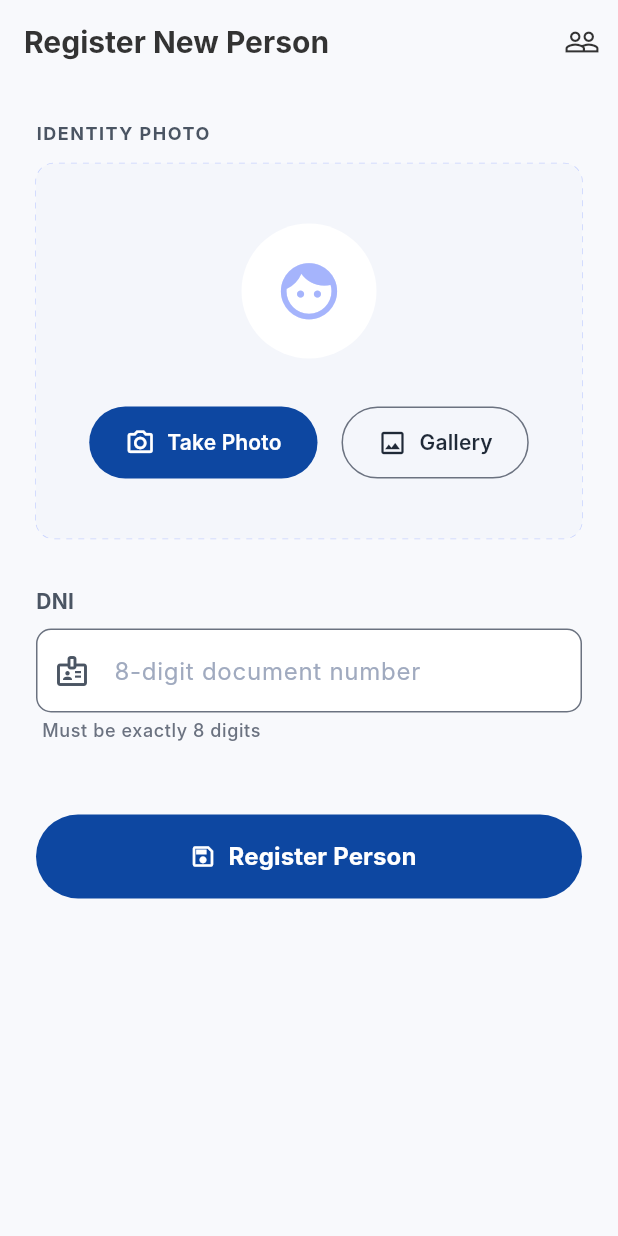
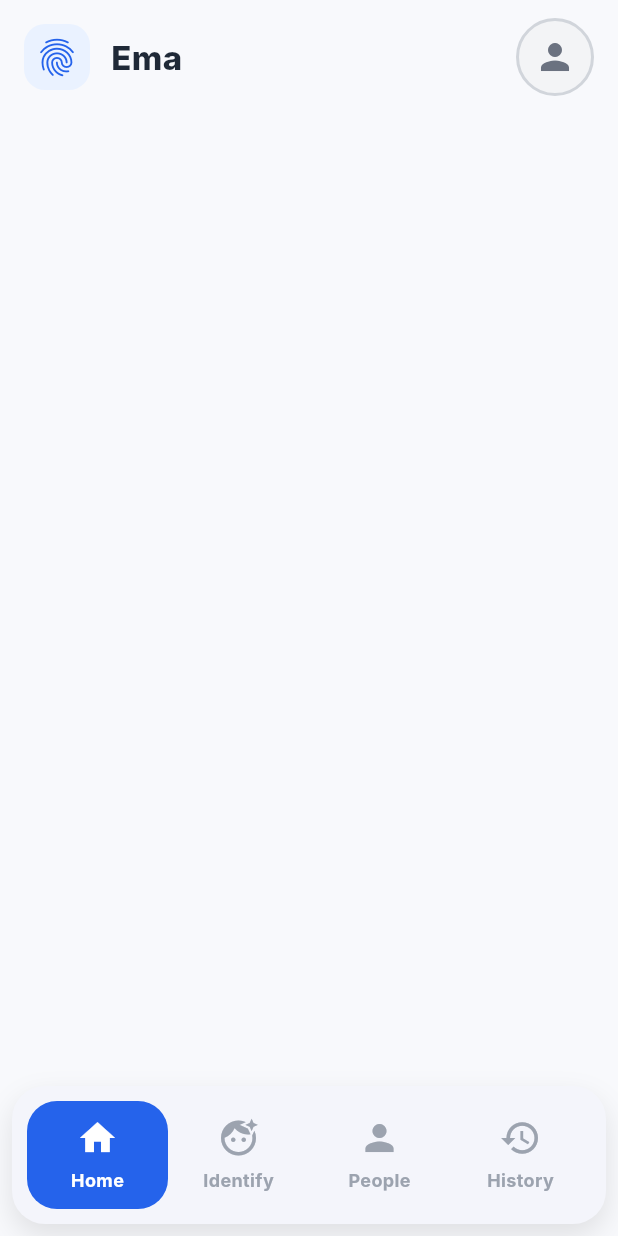
Before and after one commit to zGIKS/ema-flutter, a Flutter app: the screen it shows after launch, on a phone screen of 412 x 824 dp. Run offline on Flutter 3.47's test engine with Material 3 defaults, Android fonts, the phone set to English and light mode, and no system bars; our stand-ins replace dio, equatable, flutter_bloc, flutter_dotenv, image_picker; Roboto replaces fonts that are missing (Inter).

Commit message:
feat: add identity home screen with bottom navigation and app header

```diff
--- /dev/null
+++ b/lib/app/identity/interfaces/pages/home/home.screen.dart
@@ -0,0 +1,51 @@
+import 'package:flutter/material.dart';
+import '../../../../shared/interfaces/widgets/ema_app_header.widget.dart';
+import '../../../../shared/interfaces/widgets/ema_bottom_navigation.widget.dart';
+import '../register_person/register_person.screen.dart';
+import '../registered_persons/registered_persons.screen.dart';
+
+class IdentityHomeScreen extends StatefulWidget {
+  const IdentityHomeScreen({super.key});
+
+  @override
+  State<IdentityHomeScreen> createState() => _IdentityHomeScreenState();
+}
+
+class _IdentityHomeScreenState extends State<IdentityHomeScreen> {
+  int _selectedIndex = 0;
+
+  void _onBottomNavTap(int index) {
+    setState(() => _selectedIndex = index);
+
+    if (index == 1) {
+      Navigator.of(context).push(
+        MaterialPageRoute(builder: (_) => const RegisterPersonScreen()),
+      );
+      return;
+    }
+
+    if (index == 2) {
+      Navigator.of(context).push(
+        MaterialPageRoute(builder: (_) => const RegisteredPersonsScreen()),
+      );
+      return;
+    }
+  }
+
+  @override
+  Widget build(BuildContext context) {
+    return Scaffold(
+      backgroundColor: const Color(0xFFF8F9FC),
+      body: Column(
+        children: [
+          const EmaAppHeaderWidget(),
+          const Expanded(child: SizedBox.expand()),
+          EmaBottomNavigationWidget(
+            selectedIndex: _selectedIndex,
+            onTap: _onBottomNavTap,
+          ),
+        ],
+      ),
+    );
+  }
+}
--- /dev/null
+++ b/lib/app/shared/interfaces/widgets/ema_app_header.widget.dart
@@ -0,0 +1,57 @@
+import 'package:flutter/material.dart';
+
+class EmaAppHeaderWidget extends StatelessWidget {
+  const EmaAppHeaderWidget({super.key});
+
+  @override
+  Widget build(BuildContext context) {
+    return SafeArea(
+      bottom: false,
+      child: Padding(
+        padding: const EdgeInsets.fromLTRB(16, 12, 16, 12),
+        child: Row(
+          children: [
+            Container(
+              width: 44,
+              height: 44,
+              decoration: BoxDecoration(
+                color: const Color(0xFFEAF2FF),
+                borderRadius: BorderRadius.circular(14),
+              ),
+              child: const Icon(
+                Icons.fingerprint,
+                color: Color(0xFF2563EB),
+                size: 30,
+              ),
+            ),
+            const SizedBox(width: 14),
+            const Expanded(
+              child: Text(
+                'Ema',
+                style: TextStyle(
+                  fontSize: 22,
+                  fontWeight: FontWeight.w800,
+                  color: Color(0xFF1F2937),
+                ),
+              ),
+            ),
+            Container(
+              width: 52,
+              height: 52,
+              decoration: BoxDecoration(
+                shape: BoxShape.circle,
+                border: Border.all(color: const Color(0xFFD1D5DB), width: 2),
+                color: const Color(0xFFF3F4F6),
+              ),
+              child: const Icon(
+                Icons.person,
+                color: Color(0xFF6B7280),
+                size: 28,
+              ),
+            ),
+          ],
+        ),
+      ),
+    );
+  }
+}
--- /dev/null
+++ b/lib/app/shared/interfaces/widgets/ema_bottom_navigation.widget.dart
@@ -0,0 +1,94 @@
+import 'package:flutter/material.dart';
+
+class EmaBottomNavigationWidget extends StatelessWidget {
+  final int selectedIndex;
+  final ValueChanged<int> onTap;
+
+  const EmaBottomNavigationWidget({
+    super.key,
+    required this.selectedIndex,
+    required this.onTap,
+  });
+
+  @override
+  Widget build(BuildContext context) {
+    final items = <_EmaBottomNavigationItem>[
+      const _EmaBottomNavigationItem(label: 'Home', icon: Icons.home),
+      const _EmaBottomNavigationItem(label: 'Identify', icon: Icons.face_retouching_natural),
+      const _EmaBottomNavigationItem(label: 'People', icon: Icons.person),
+      const _EmaBottomNavigationItem(label: 'History', icon: Icons.history),
+    ];
+
+    return SafeArea(
+      top: false,
+      child: Padding(
+        padding: const EdgeInsets.fromLTRB(8, 0, 8, 8),
+        child: Container(
+          padding: const EdgeInsets.all(10),
+          decoration: BoxDecoration(
+            color: const Color(0xFFF4F5FB),
+            borderRadius: BorderRadius.circular(22),
+            boxShadow: const [
+              BoxShadow(
+                color: Color(0x1A000000),
+                blurRadius: 16,
+                offset: Offset(0, 8),
+              ),
+            ],
+          ),
+          child: Row(
+            children: List.generate(items.length, (index) {
+              final item = items[index];
+              final isSelected = index == selectedIndex;
+
+              return Expanded(
+                child: InkWell(
+                  borderRadius: BorderRadius.circular(20),
+                  onTap: () => onTap(index),
+                  child: AnimatedContainer(
+                    duration: const Duration(milliseconds: 180),
+                    curve: Curves.easeOut,
+                    height: 72,
+                    decoration: BoxDecoration(
+                      color: isSelected ? const Color(0xFF2563EB) : Colors.transparent,
+                      borderRadius: BorderRadius.circular(20),
+                    ),
+                    child: Column(
+                      mainAxisAlignment: MainAxisAlignment.center,
+                      children: [
+                        Icon(
+                          item.icon,
+                          color: isSelected ? Colors.white : const Color(0xFF9CA3AF),
+                          size: 28,
+                        ),
+                        const SizedBox(height: 6),
+                        Text(
+                          item.label,
+                          style: TextStyle(
+                            fontSize: 12,
+                            fontWeight: FontWeight.w700,
+                            color: isSelected ? Colors.white : const Color(0xFF9CA3AF),
+                          ),
+                        ),
+                      ],
+                    ),
+                  ),
+                ),
+              );
+            }),
+          ),
+        ),
+      ),
+    );
+  }
+}
+
+class _EmaBottomNavigationItem {
+  final String label;
+  final IconData icon;
+
+  const _EmaBottomNavigationItem({
+    required this.label,
+    required this.icon,
+  });
+}
--- a/lib/main.dart
+++ b/lib/main.dart
@@ -1,6 +1,6 @@
 import 'package:flutter/material.dart';
 import 'package:flutter_dotenv/flutter_dotenv.dart';
-import 'app/identity/interfaces/pages/register_person/register_person.screen.dart';
+import 'app/identity/interfaces/pages/home/home.screen.dart';
 
 void main() async {
   WidgetsFlutterBinding.ensureInitialized();
@@ -18,14 +18,14 @@ class MyApp extends StatelessWidget {
   @override
   Widget build(BuildContext context) {
     return MaterialApp(
-      title: 'EMA App',
+      title: 'Ema',
       debugShowCheckedModeBanner: false,
       theme: ThemeData(
         colorScheme: ColorScheme.fromSeed(seedColor: const Color(0xFF0D47A1)),
         useMaterial3: true,
         fontFamily: 'Inter', // Assuming standard font, default material is fine too.
       ),
-      home: const RegisterPersonScreen(),
+      home: const IdentityHomeScreen(),
     );
   }
 }
```
Also changed, not shown: 1 other file.
